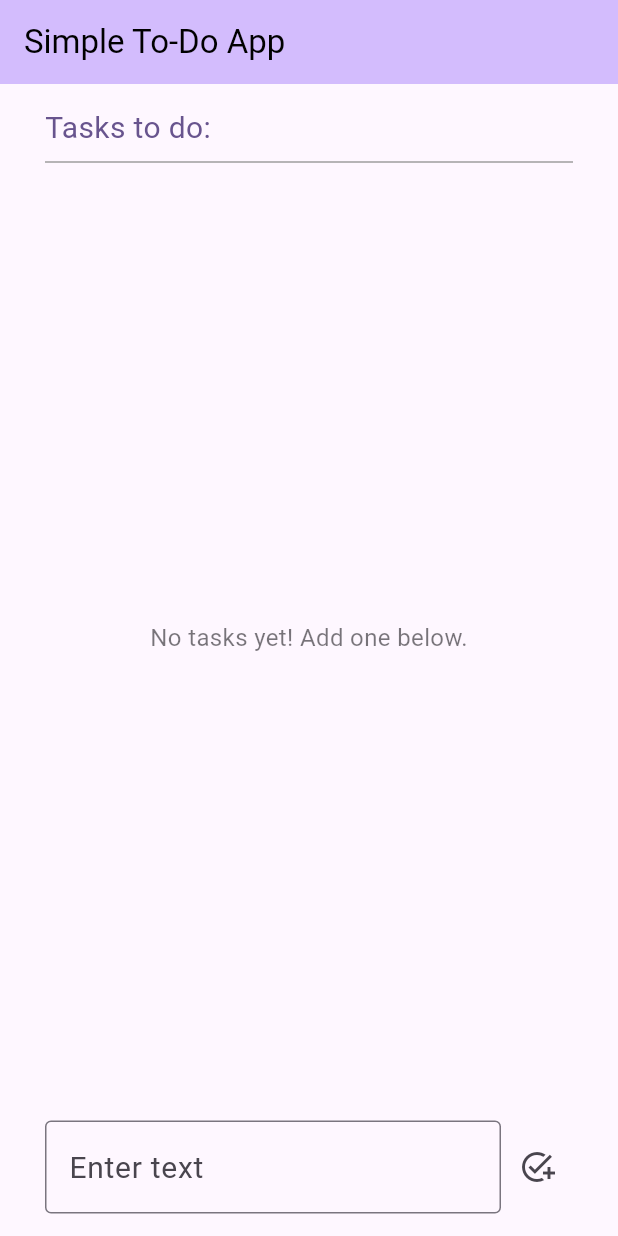
After one commit to miguelrivest/flutter-todo-app, a Flutter app: the screen it shows after launch, on a phone screen of 412 x 824 dp. The commit adds this screen. Run offline on Flutter 3.47's test engine with Material 3 defaults, Android fonts, the phone set to English and light mode, and no system bars; our stand-ins replace hive, hive_flutter; accounts and stored records are empty.

Commit message:
Add checkbox to mark items as complete, refactor logically into directories and implement hive for task persistence

```diff
--- /dev/null
+++ b/lib/src/app.dart
@@ -0,0 +1,17 @@
+import 'package:flutter/material.dart';
+import 'package:flutter_app/src/config/theme.dart';
+import 'package:flutter_app/src/features/todo/views/todo_page.dart';
+
+class MyApp extends StatelessWidget {
+  const MyApp({super.key});
+
+  @override
+  Widget build(BuildContext context) {
+    return MaterialApp(
+      debugShowCheckedModeBanner: false,
+      title: 'Flutter Demo',
+      theme: AppTheme.lightTheme,
+      home: const ToDoPage(title: 'Simple To-Do App'),
+    );
+  }
+}
--- /dev/null
+++ b/lib/src/config/theme.dart
@@ -0,0 +1,20 @@
+import 'package:flutter/material.dart';
+
+class AppTheme {
+  static ThemeData get lightTheme {
+    return ThemeData(
+      colorScheme: ColorScheme.fromSeed(
+        seedColor: Colors.deepPurple,
+        brightness: Brightness.light,
+      ),
+      appBarTheme: AppBarTheme(
+        backgroundColor: Colors.deepPurple,
+        foregroundColor: Colors.black,
+      ),
+      textTheme: const TextTheme(
+        bodyLarge: TextStyle(fontSize: 20.0)
+      ),
+      useMaterial3: true,
+    );
+  }
+}
--- /dev/null
+++ b/lib/src/features/todo/models/todo_item.dart
@@ -0,0 +1,14 @@
+import 'package:hive/hive.dart';
+
+part 'todo_item.g.dart';
+
+@HiveType(typeId: 0)
+class ToDoItem extends HiveObject {
+  @HiveField(0)
+  String title;
+
+  @HiveField(1)
+  bool isCompleted;
+
+  ToDoItem({required this.title, this.isCompleted = false});
+}
--- /dev/null
+++ b/lib/src/features/todo/views/todo_page.dart
@@ -0,0 +1,104 @@
+import 'package:flutter/material.dart';
+import 'package:hive_flutter/hive_flutter.dart';
+import 'package:flutter_app/src/features/todo/models/todo_item.dart';
+import 'package:flutter_app/src/features/todo/widgets/add_todo_text_field.dart';
+import 'package:flutter_app/src/features/todo/widgets/todo_item_widget.dart';
+
+class ToDoPage extends StatefulWidget {
+  const ToDoPage({super.key, required this.title});
+
+  final String title;
+
+  @override
+  State<ToDoPage> createState() => _ToDoPageState();
+}
+
+class _ToDoPageState extends State<ToDoPage> {
+  final _todosBox = Hive.box('todos');
+
+  void _handleSubmittedText(String text) {
+    _todosBox.add(ToDoItem(title: text));
+  }
+
+  @override
+  Widget build(BuildContext context) {
+    return Scaffold(
+      appBar: AppBar(
+        backgroundColor: Theme.of(context).colorScheme.inversePrimary,
+        title: Text(widget.title),
+      ),
+      body: GestureDetector(
+        onTap: () {
+          FocusScope.of(context).unfocus();
+        },
+        child: Stack(
+          children: [
+            Padding(
+              padding: const EdgeInsets.fromLTRB(30, 15, 30, 90),
+              child: Column(
+                crossAxisAlignment: CrossAxisAlignment.start,
+                children: [
+                  Text(
+                    'Tasks to do:',
+                    style: TextStyle(
+                      fontSize: 20,
+                      color: Theme.of(context).colorScheme.primary,
+                    ),
+                  ),
+                  const Divider(
+                    color: Colors.grey,
+                    thickness: 1,
+                  ),
+                  Expanded(
+                    child: ValueListenableBuilder(
+                      valueListenable: _todosBox.listenable(),
+                      builder: (context, box, widget) {
+                        if (box.values.isEmpty) {
+                          return Center(
+                            child: Text(
+                              'No tasks yet! Add one below.',
+                              style: TextStyle(
+                                fontSize: 16,
+                                color: Theme.of(context).colorScheme.onSurface.withOpacity(0.6),
+                              ),
+                            ),
+                          );
+                        }
+                        final todos = box.values.toList().cast<ToDoItem>();
+                        todos.sort((a, b) {
+                          if (a.isCompleted && !b.isCompleted) {
+                            return 1;
+                          } else if (!a.isCompleted && b.isCompleted) {
+                            return -1;
+                          }
+                          return 0;
+                        });
+                        return ListView.builder(
+                          itemCount: todos.length,
+                          itemBuilder: (context, index) {
+                            final todo = todos[index];
+                            return ToDoItemWidget(
+                              todo: todo,
+                            );
+                          },
+                        );
+                      },
+                    ),
+                  ),
+                ],
+              ),
+            ),
+            Positioned(
+              left: 30.0,
+              right: 30.0,
+              bottom: 15.0,
+              child: AddToDoTextField(
+                onSubmitted: _handleSubmittedText,
+              ),
+            ),
+          ],
+        ),
+      ),
+    );
+  }
+}
--- /dev/null
+++ b/lib/src/features/todo/widgets/add_todo_text_field.dart
@@ -0,0 +1,62 @@
+import 'package:flutter/material.dart';
+
+class AddToDoTextField extends StatefulWidget {
+  final Function(String) onSubmitted;
+
+  const AddToDoTextField({super.key, required this.onSubmitted});
+
+  @override
+  State<AddToDoTextField> createState() => _AddToDoTextFieldState();
+}
+
+class _AddToDoTextFieldState extends State<AddToDoTextField> {
+  String _todoText = '';
+
+
+  final TextEditingController _controller = TextEditingController();
+  final FocusNode _focusNode = FocusNode();
+
+  @override
+  Widget build(BuildContext context) {
+    return Row(
+      children: [
+        Expanded(
+          child: TextField(
+            controller: _controller,
+            focusNode: _focusNode,
+            onChanged: (text) {
+              setState(() {
+                _todoText = text;
+              });
+            },
+            decoration: InputDecoration(
+              labelText: 'Enter text',
+              border: OutlineInputBorder(),
+              focusedBorder: OutlineInputBorder(
+                borderSide: BorderSide(color: Theme.of(context).colorScheme.primary),
+              ),
+            ),
+            onSubmitted: (String value) {
+              if (value.isNotEmpty) {
+                widget.onSubmitted(value);
+                _controller.clear();
+                _focusNode.requestFocus();
+              }
+            },
+          ),
+        ),
+        IconButton(
+          icon: const Icon(Icons.add_task),
+          onPressed: () {
+            if (_todoText.isNotEmpty) {
+              widget.onSubmitted(_todoText);
+              _controller.clear();
+              _todoText = '';
+              _focusNode.requestFocus();
+            }
+          },
+        ),
+      ],
+    );
+  }
+}
```
Also changed, not shown: lib/main.dart (+7 -217 lines), lib/src/features/todo/widgets/todo_item_widget.dart (added, +41 -0 lines), pubspec.yaml (+6 -1 lines), lib/src/features/todo/models/todo_item.g.dart (added), pubspec.lock, 1 other file.
